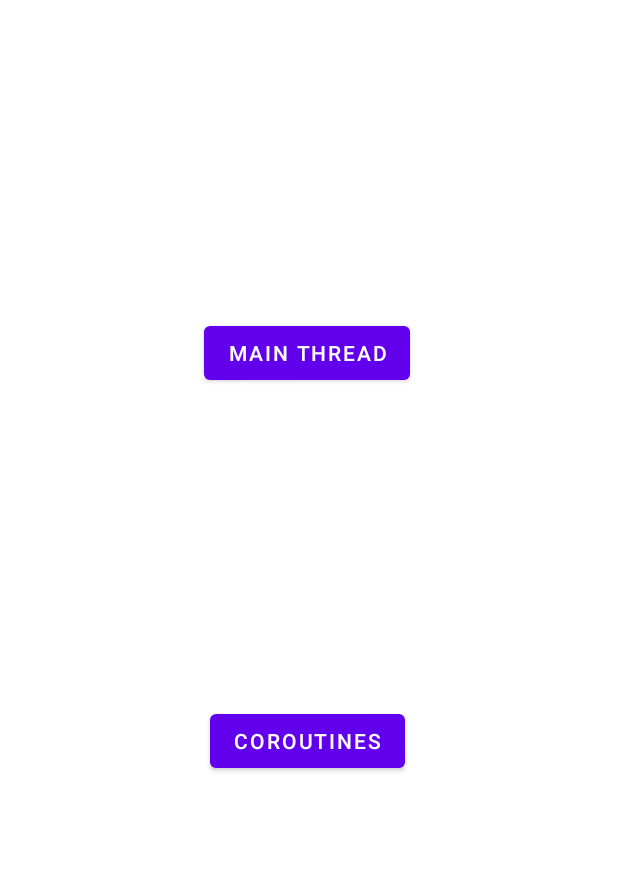
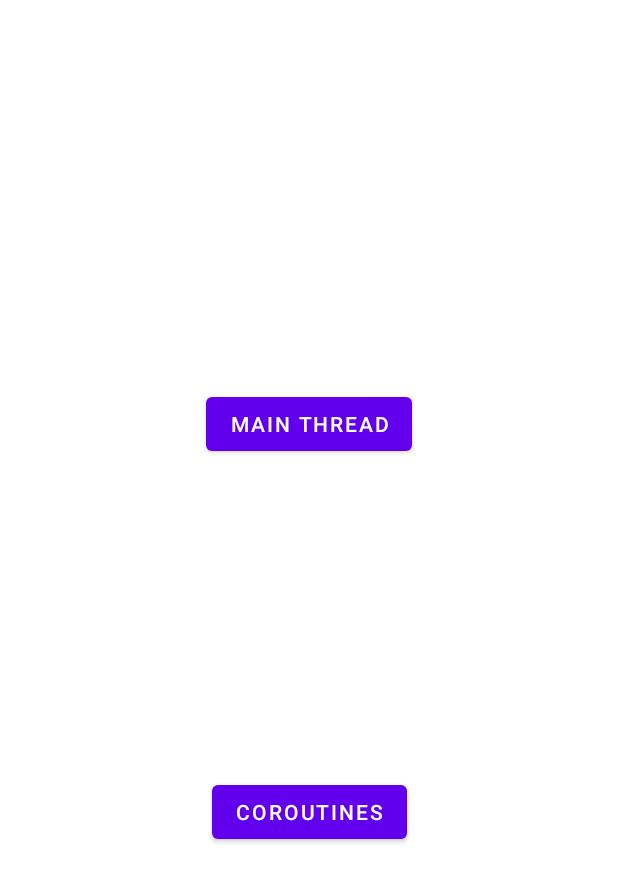
Before and after one commit to pamelagomz/labo09Gomez, an Android app: the screen it shows after launch (MainActivity), on a phone screen of 412 x 824 dp. Shown: the top 882 px of the screen. Run offline under Robolectric (Android 15) with nearby library versions, the phone set to English and light mode, and no system bars.

Commit message:
:memo: Labo 09

```diff
--- a/[Recursos] Laboratorio 09 - Coroutines-20230516/Laboratorio09/app/build.gradle
+++ b/[Recursos] Laboratorio 09 - Coroutines-20230516/Laboratorio09/app/build.gradle
@@ -44,6 +44,7 @@ dependencies {
     implementation("androidx.navigation:navigation-ui-ktx:$nav_version")
 
 
+
     implementation("org.jetbrains.kotlinx:kotlinx-coroutines-core:1.6.4")
     implementation("org.jetbrains.kotlinx:kotlinx-coroutines-android:1.6.4")
 
--- a/[Recursos] Laboratorio 09 - Coroutines-20230516/Laboratorio09/app/src/main/res/layout/activity_main.xml
+++ b/[Recursos] Laboratorio 09 - Coroutines-20230516/Laboratorio09/app/src/main/res/layout/activity_main.xml
@@ -12,8 +12,14 @@
         android:name="androidx.navigation.fragment.NavHostFragment"
         android:layout_width="409dp"
         android:layout_height="729dp"
+        android:layout_marginStart="1dp"
+        android:layout_marginTop="1dp"
+        android:layout_marginEnd="1dp"
+        android:layout_marginBottom="1dp"
         app:defaultNavHost="true"
-        app:navGraph="@navigation/nav_graph"
-        tools:layout_editor_absoluteX="1dp"
-        tools:layout_editor_absoluteY="1dp" />
+        app:layout_constraintBottom_toBottomOf="parent"
+        app:layout_constraintEnd_toEndOf="parent"
+        app:layout_constraintStart_toStartOf="parent"
+        app:layout_constraintTop_toTopOf="parent"
+        app:navGraph="@navigation/nav_graph" />
 </androidx.constraintlayout.widget.ConstraintLayout>
```
